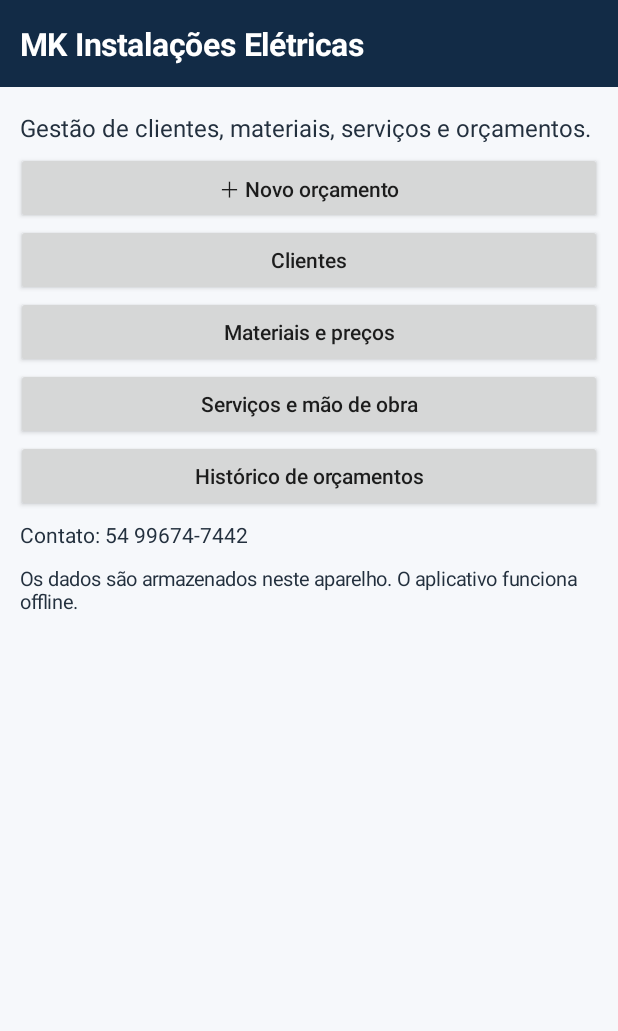
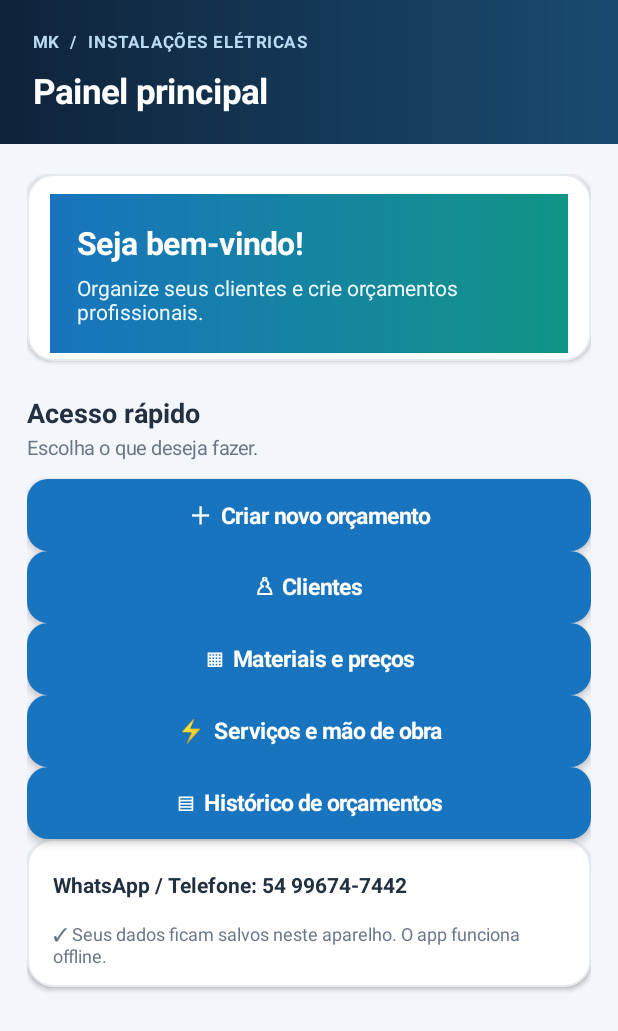
Before and after one commit to buenodossantosadriel-ai/-MK-Instalacoes-Eletricas., an Android app: the screen it shows after launch (MainActivity), on a phone screen of 412 x 824 dp. Shown: the top 1031 px of the screen. Run offline under Robolectric (Android 15) with nearby library versions, the phone set to English and light mode, and no system bars.

Commit message:
Moderniza interface e nomeia PDFs pelo cliente

```diff
--- a/app/src/main/java/br/com/mk/instalacoes/MainActivity.java
+++ b/app/src/main/java/br/com/mk/instalacoes/MainActivity.java
@@ -7,9 +7,9 @@ import android.database.Cursor;
 import android.database.sqlite.*;
 import android.graphics.*;
 import android.graphics.pdf.PdfDocument;
+import android.graphics.drawable.GradientDrawable;
 import android.net.Uri;
 import android.view.*;
-import android.view.inputmethod.InputMethodManager;
 import android.widget.*;
 import androidx.core.content.FileProvider;
 import java.io.*;
@@ -19,41 +19,165 @@ import java.util.*;
 public class MainActivity extends Activity {
     private DB db;
     private LinearLayout root, body;
-    private final int navy = Color.rgb(18, 43, 70);
-    private final int blue = Color.rgb(24, 112, 174);
+    private final int navy = Color.rgb(15, 35, 58);
+    private final int blue = Color.rgb(24, 116, 190);
+    private final int teal = Color.rgb(17, 148, 133);
+    private final int ink = Color.rgb(34, 48, 64);
+    private final int muted = Color.rgb(105, 119, 135);
+    private final int surface = Color.WHITE;
     private final DecimalFormat money = new DecimalFormat("#,##0.00");
 
     @Override public void onCreate(Bundle b) {
         super.onCreate(b);
         db = new DB(this);
+        getWindow().setStatusBarColor(navy);
+        getWindow().setNavigationBarColor(navy);
         showHome();
     }
 
+    private GradientDrawable shape(int color, int radius, int strokeColor) {
+        GradientDrawable d = new GradientDrawable();
+        d.setColor(color);
+        d.setCornerRadius(dp(radius));
+        if (strokeColor != 0) d.setStroke(dp(1), strokeColor);
+        return d;
+    }
+    private int dp(float v) { return (int)(v * getResources().getDisplayMetrics().density + 0.5f); }
+    private LinearLayout.LayoutParams params(int bottom) {
+        LinearLayout.LayoutParams p = new LinearLayout.LayoutParams(-1, -2);
+        p.bottomMargin = dp(bottom);
+        return p;
+    }
     private void base(String title) {
-        root = new LinearLayout(this); root.setOrientation(1); root.setBackgroundColor(Color.rgb(246,248,251));
-        TextView bar = new TextView(this); bar.setText(title); bar.setTextColor(Color.WHITE); bar.setTextSize(21);
-        bar.setTypeface(null,1); bar.setPadding(20,22,16,22); bar.setBackgroundColor(navy); root.addView(bar);
-        ScrollView scroll = new ScrollView(this); body = new LinearLayout(this); body.setPadding(16,16,16,28); body.setOrientation(1);
-        scroll.addView(body); root.addView(scroll,new LinearLayout.LayoutParams(-1,0,1));
+        root = new LinearLayout(this);
+        root.setOrientation(1);
+        root.setBackgroundColor(Color.rgb(243, 246, 250));
+        LinearLayout header = new LinearLayout(this);
+        header.setOrientation(1);
+        header.setPadding(dp(22), dp(20), dp(20), dp(20));
+        header.setBackground(new GradientDrawable(GradientDrawable.Orientation.LEFT_RIGHT,
+                new int[]{navy, Color.rgb(25, 75, 112)}));
+        TextView brand = new TextView(this);
+        brand.setText("MK  /  INSTALAÇÕES ELÉTRICAS");
+        brand.setTextColor(Color.rgb(185, 218, 241));
+        brand.setTextSize(11);
+        brand.setLetterSpacing(0.08f);
+        brand.setTypeface(null, Typeface.BOLD);
+        header.addView(brand);
+        TextView heading = new TextView(this);
+        heading.setText(title);
+        heading.setTextColor(Color.WHITE);
+        heading.setTextSize(23);
+        heading.setTypeface(null, Typeface.BOLD);
+        heading.setPadding(0, dp(9), 0, 0);
+        header.addView(heading);
+        root.addView(header);
+        ScrollView scroll = new ScrollView(this);
+        scroll.setFillViewport(true);
+        body = new LinearLayout(this);
+        body.setPadding(dp(18), dp(20), dp(18), dp(30));
+        body.setOrientation(1);
+        scroll.addView(body);
+        root.addView(scroll, new LinearLayout.LayoutParams(-1, 0, 1));
         setContentView(root);
     }
-    private TextView text(String s,int size) { TextView t=new TextView(this); t.setText(s); t.setTextSize(size); t.setTextColor(Color.rgb(35,48,62)); t.setPadding(4,8,4,8); return t; }
-    private EditText field(String hint) { EditText e=new EditText(this); e.setSingleLine(true); e.setHint(hint); e.setTextSize(16); return e; }
-    private Button btn(String s,Runnable r) { Button b=new Button(this); b.setText(s); b.setAllCaps(false); b.setOnClickListener(v->r.run()); return b; }
-    private void add(LinearLayout l, View v) { l.addView(v,new LinearLayout.LayoutParams(-1,-2)); }
+    private TextView text(String s, int size) {
+        TextView t = new TextView(this);
+        t.setText(s);
+        t.setTextSize(size);
+        t.setTextColor(ink);
+        t.setPadding(dp(2), dp(7), dp(2), dp(7));
+        return t;
+    }
+    private EditText field(String hint) {
+        EditText e = new EditText(this);
+        e.setSingleLine(true);
+        e.setHint(hint);
+        e.setTextSize(15);
+        e.setTextColor(ink);
+        e.setHintTextColor(muted);
+        e.setPadding(dp(14), dp(11), dp(14), dp(11));
+        e.setBackground(shape(Color.WHITE, 13, Color.rgb(220, 228, 237)));
+        e.setElevation(dp(1));
+        e.setLayoutParams(params(11));
+        return e;
+    }
+    private Button btn(String s, Runnable r) {
+        Button b = new Button(this);
+        b.setText(s);
+        b.setAllCaps(false);
+        b.setTextSize(15);
+        b.setTypeface(null, Typeface.BOLD);
+        b.setTextColor(Color.WHITE);
+        b.setPadding(dp(16), dp(10), dp(16), dp(10));
+        b.setBackground(shape(blue, 14, 0));
+        b.setElevation(dp(3));
+        b.setStateListAnimator(null);
+        b.setOnClickListener(v -> r.run());
+        b.setLayoutParams(params(12));
+        return b;
+    }
+    private void add(LinearLayout l, View v) { l.addView(v, new LinearLayout.LayoutParams(-1, -2)); }
+    private void section(String title, String subtitle) {
+        TextView h = text(title, 18);
+        h.setTypeface(null, Typeface.BOLD);
+        h.setPadding(0, dp(8), 0, dp(2));
+        add(body, h);
+        if (subtitle != null) {
+            TextView sub = text(subtitle, 13);
+            sub.setTextColor(muted);
+            sub.setPadding(0, 0, 0, dp(12));
+            add(body, sub);
+        }
+    }
+    private void card(LinearLayout parent, View child) {
+        LinearLayout wrap = new LinearLayout(this);
+        wrap.setOrientation(1);
+        wrap.setPadding(dp(15), dp(13), dp(15), dp(5));
+        wrap.setBackground(shape(surface, 17, Color.rgb(230, 235, 241)));
+        wrap.setElevation(dp(2));
+        wrap.addView(child);
+        parent.addView(wrap, params(14));
+    }
     private void showHome() {
-        base("MK Instalações Elétricas");
-        add(body,text("Gestão de clientes, materiais, serviços e orçamentos.",16));
-        add(body,btn("＋ Novo orçamento",()->newQuote()));
-        add(body,btn("Clientes",()->clients()));
-        add(body,btn("Materiais e preços",()->catalog("material")));
-        add(body,btn("Serviços e mão de obra",()->catalog("servico")));
-        add(body,btn("Histórico de orçamentos",()->history()));
-        add(body,text("Contato: 54 99674-7442",14));
-        add(body,text("Os dados são armazenados neste aparelho. O aplicativo funciona offline.",13));
+        base("Painel principal");
+        LinearLayout hero = new LinearLayout(this);
+        hero.setOrientation(1);
+        hero.setPadding(dp(18), dp(18), dp(18), dp(18));
+        hero.setBackground(new GradientDrawable(GradientDrawable.Orientation.LEFT_RIGHT,
+                new int[]{Color.rgb(24, 116, 190), Color.rgb(17, 148, 133)}));
+        TextView welcome = new TextView(this);
+        welcome.setText("Seja bem-vindo!");
+        welcome.setTextColor(Color.WHITE);
+        welcome.setTextSize(21);
+        welcome.setTypeface(null, Typeface.BOLD);
+        hero.addView(welcome);
+        TextView sub = new TextView(this);
+        sub.setText("Organize seus clientes e crie orçamentos profissionais.");
+        sub.setTextColor(Color.rgb(235, 247, 255));
+        sub.setTextSize(14);
+        sub.setPadding(0, dp(6), 0, 0);
+        hero.addView(sub);
+        card(body, hero);
+        section("Acesso rápido", "Escolha o que deseja fazer.");
+        add(body, btn("＋  Criar novo orçamento", () -> newQuote()));
+        add(body, btn("♙  Clientes", () -> clients()));
+        add(body, btn("▦  Materiais e preços", () -> catalog("material")));
+        add(body, btn("⚡  Serviços e mão de obra", () -> catalog("servico")));
+        add(body, btn("▤  Histórico de orçamentos", () -> history()));
+        LinearLayout info = new LinearLayout(this);
+        info.setOrientation(1);
+        TextView contact = text("WhatsApp / Telefone: 54 99674-7442", 14);
+        contact.setTypeface(null, Typeface.BOLD);
+        add(info, contact);
+        TextView offline = text("✓ Seus dados ficam salvos neste aparelho. O app funciona offline.", 12);
+        offline.setTextColor(muted);
+        add(info, offline);
+        card(body, info);
     }
     private void clients() {
         base("Clientes");
+        section("Novo cadastro", "Adicione os dados do cliente.");
         EditText name=field("Nome do cliente"), phone=field("Telefone"), address=field("Endereço");
         add(body,name); add(body,phone); add(body,address);
         add(body,btn("Salvar cliente",()->{
@@ -61,14 +185,19 @@ public class MainActivity extends Activity {
             ContentValues cv=new ContentValues(); cv.put("name",name.getText().toString()); cv.put("phone",phone.getText().toString()); cv.put("address",address.getText().toString());
             db.getWritableDatabase().insert("clients",null,cv); msg("Cliente salvo."); clients();
         }));
-        add(body,text("Clientes cadastrados",18));
+        section("Clientes cadastrados", null);
         Cursor c=db.getReadableDatabase().rawQuery("SELECT id,name,phone FROM clients ORDER BY name",null);
-        while(c.moveToNext()) add(body,text(c.getString(1)+"\n"+c.getString(2),15));
-        c.close(); add(body,btn("Voltar",()->showHome()));
+        while(c.moveToNext()) {
+            LinearLayout item = new LinearLayout(this); item.setOrientation(1);
+            TextView n=text(c.getString(1),16); n.setTypeface(null,Typeface.BOLD); add(item,n);
+            TextView p=text(c.getString(2),13); p.setTextColor(muted); add(item,p); card(body,item);
+        }
+        c.close(); add(body,btn("Voltar ao início",()->showHome()));
     }
     private void catalog(String type) {
         String label=type.equals("material")?"Material":"Serviço";
         base(label+"s e preços");
+        section("Adicionar "+label.toLowerCase(), "Os preços podem ser alterados quando necessário.");
         EditText name=field("Nome do "+label.toLowerCase()), price=field("Preço (R$)"); price.setInputType(8194);
         add(body,name); add(body,price);
         add(body,btn("Salvar "+label.toLowerCase(),()->{
@@ -77,13 +206,13 @@ public class MainActivity extends Activity {
             ContentValues cv=new ContentValues();cv.put("type",type);cv.put("name",name.getText().toString());cv.put("price",p);
             db.getWritableDatabase().insert("catalog",null,cv);catalog(type);
         }));
-        add(body,text("Toque em um item para editar o preço.",14));
+        section("Itens cadastrados", "Toque em um item para editar ou excluir.");
         Cursor c=db.getReadableDatabase().rawQuery("SELECT id,name,price FROM catalog WHERE type=? ORDER BY name",new String[]{type});
         while(c.moveToNext()){
             long id=c.getLong(0);String n=c.getString(1);double p=c.getDouble(2);
-            add(body,btn(n+" — R$ "+money.format(p),()->editCatalog(id,n,p,type)));
+            add(body,btn(n+"   •   R$ "+money.format(p),()->editCatalog(id,n,p,type)));
         } c.close();
-        add(body,btn("Voltar",()->showHome()));
+        add(body,btn("Voltar ao início",()->showHome()));
     }
     private void editCatalog(long id,String old,double value,String type) {
         LinearLayout box=new LinearLayout(this);box.setOrientation(1);
@@ -94,33 +223,42 @@ public class MainActivity extends Activity {
     }
     private void newQuote() {
         base("Novo orçamento");
+        section("Dados do orçamento", "Informe o cliente, o serviço e os valores.");
         EditText client=field("Nome do cliente"), description=field("Descrição do serviço");
         EditText materials=field("Materiais (descrição e quantidades)"), mat=field("Total de materiais (R$)");
         EditText labor=field("Mão de obra (descrição)"), laborValue=field("Total da mão de obra (R$)"), discount=field("Desconto (R$)");
         for(EditText e:new EditText[]{client,description,materials,mat,labor,laborValue,discount}) { if(e==materials||e==labor)e.setSingleLine(false); if(e==mat||e==laborValue||e==discount)e.setInputType(8194); add(body,e); }
-        add(body,text("Materiais e mão de obra ficam separados no PDF. Você pode ajustar os valores neste orçamento sem alterar o catálogo.",13));
+        TextView note=text("Materiais e mão de obra ficam separados no PDF. Os valores deste orçamento podem ser ajustados sem alterar o catálogo.",12);
+        note.setTextColor(muted); add(body,note);
         add(body,btn("Calcular e salvar orçamento",()->{
             if(client.getText().toString().trim().isEmpty()){msg("Informe o cliente.");return;}
             double m=parse(mat.getText().toString()), l=parse(laborValue.getText().toString()), d=parse(discount.getText().toString());
             if(m<0||l<0||d<0||d>m+l){msg("Confira os valores e o desconto.");return;}
-            ContentValues cv=new ContentValues();cv.put("client",client.getText().toString());cv.put("description",description.getText().toString());
+            ContentValues cv=new ContentValues();cv.put("client",client.getText().toString().trim());cv.put("description",description.getText().toString());
             cv.put("materials",materials.getText().toString());cv.put("material_value",m);cv.put("labor",labor.getText().toString());cv.put("labor_value",l);cv.put("discount",d);cv.put("total",m+l-d);cv.put("created",System.currentTimeMillis());
             long id=db.getWritableDatabase().insert("quotes",null,cv);msg("Orçamento salvo. Total: R$ "+money.format(m+l-d)); quoteActions(id);
         }));
-        add(body,btn("Voltar",()->showHome()));
+        add(body,btn("Cancelar",()->showHome()));
     }
     private void quoteActions(long id) {
         new AlertDialog.Builder(this).setTitle("Orçamento salvo").setMessage("Deseja gerar o PDF agora?")
           .setPositiveButton("Gerar e compartilhar",(d,w)->makePdf(id,true)).setNegativeButton("Depois", (d,w)->showHome()).show();
     }
     private void history() {
-        base("Histórico de orçamentos");
+        base("Histórico");
+        section("Orçamentos salvos", "Toque em um orçamento para gerar e compartilhar o PDF.");
         Cursor c=db.getReadableDatabase().rawQuery("SELECT id,client,total,created FROM quotes ORDER BY created DESC",null);
         if(c.getCount()==0)add(body,text("Nenhum orçamento salvo ainda.",15));
         while(c.moveToNext()){
             long id=c.getLong(0);String name=c.getString(1);double total=c.getDouble(2);String date=new SimpleDateFormat("dd/MM/yyyy HH:mm",new Locale("pt","BR")).format(new Date(c.getLong(3)));
-            add(body,btn(name+" • "+date+"\nTotal: R$ "+money.format(total),()->makePdf(id,true)));
-        } c.close(); add(body,btn("Voltar",()->showHome()));
+            add(body,btn(name+"  •  "+date+"\nTotal: R$ "+money.format(total),()->makePdf(id,true)));
+        } c.close(); add(body,btn("Voltar ao início",()->showHome()));
+    }
+    private String safeFileName(String value) {
+        String normalized = java.text.Normalizer.normalize(value == null ? "" : value, java.text.Normalizer.Form.NFD);
+        normalized = normalized.replaceAll("\\p{M}+", "").replaceAll("[^a-zA-Z0-9]+", "-");
+        normalized = normalized.replaceAll("^-+|-+$", "");
+        return normalized.isEmpty() ? "cliente" : normalized;
     }
     private void makePdf(long id,boolean share) {
         Cursor c=db.getReadableDatabase().rawQuery("SELECT client,description,materials,material_value,labor,labor_value,discount,total,created FROM quotes WHERE id=?",new String[]{String.valueOf(id)});
@@ -137,9 +275,11 @@ public class MainActivity extends Activity {
         p.setTypeface(Typeface.DEFAULT);p.setTextSize(10);canvas.drawText("Orçamento sujeito à aprovação. Obrigado pela preferência!",36,790,p);
         pdf.finishPage(page);
         try {
-            File dir=new File(getExternalFilesDir(null),"orcamentos");dir.mkdirs();File file=new File(dir,"orcamento-"+id+".pdf");FileOutputStream out=new FileOutputStream(file);pdf.writeTo(out);out.close();pdf.close();
-            if(share){Uri uri=FileProvider.getUriForFile(this,getPackageName()+".provider",file);Intent in=new Intent(Intent.ACTION_SEND);in.setType("application/pdf");in.putExtra(Intent.EXTRA_STREAM,uri);in.addFlags(Intent.FLAG_GRANT_READ_URI_PERMISSION);startActivity(Intent.createChooser(in,"Compartilhar orçamento PDF"));}
-            else msg("PDF salvo.");
+            File dir=new File(getExternalFilesDir(null),"orcamentos");if(!dir.exists())dir.mkdirs();
+            String fileName="orcamento-"+safeFileName(client)+"-"+id+".pdf";
+            File file=new File(dir,fileName);FileOutputStream out=new FileOutputStream(file);pdf.writeTo(out);out.close();pdf.close();
+            if(share){Uri uri=FileProvider.getUriForFile(this,getPackageName()+".provider",file);Intent in=new Intent(Intent.ACTION_SEND);in.setType("application/pdf");in.putExtra(Intent.EXTRA_STREAM,uri);in.putExtra(Intent.EXTRA_SUBJECT,"Orçamento - "+client);in.addFlags(Intent.FLAG_GRANT_READ_URI_PERMISSION);startActivity(Intent.createChooser(in,"Compartilhar orçamento PDF"));}
+            else msg("PDF salvo: "+fileName);
         } catch(Exception e){pdf.close();msg("Erro ao gerar PDF: "+e.getMessage());}
     }
     private int line(Canvas c,Paint p,String s,int y){p.setTextSize(13);String value=s==null?"":s;int max=82;while(value.length()>max){c.drawText(value.substring(0,max),36,y,p);value=value.substring(max);y+=19;}c.drawText(value,36,y,p);return y+22;}
```
